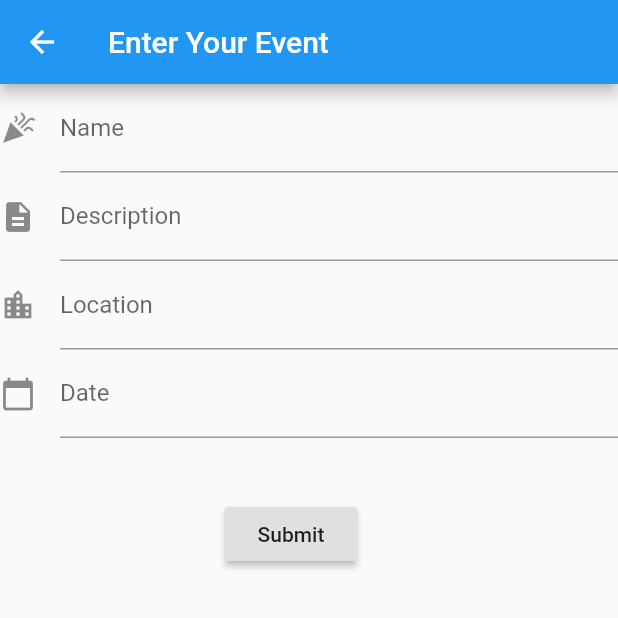
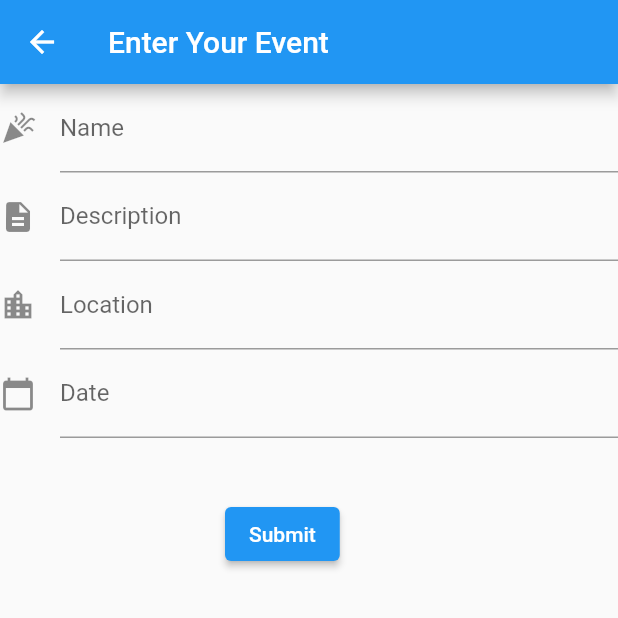
Before and after one commit to mustafasalfiti/nextactivity, a Flutter app: the screen it shows after launch, in the side drawer, after a tap on "Your Events", on a phone screen of 412 x 824 dp, the top half of it. Run offline on Flutter 3.47's test engine with Material 2 defaults, Android fonts, the phone set to English and light mode, and no system bars.

Commit message:
fix:update mydrawer

```diff
--- a/client/lib/shared/mydrawer.dart
+++ b/client/lib/shared/mydrawer.dart
@@ -128,10 +128,10 @@ class EventTemplate extends StatelessWidget {
                 labelText: 'Date',
               ),
             ),
-            new Container(
-                padding: const EdgeInsets.only(left: 150.0, top: 40.0),
-                child: new RaisedButton(
-                  child: const Text('Submit'),
+            Container(
+                padding: EdgeInsets.only(left: 150.0, top: 40.0),
+                child: ElevatedButton(
+                  child: Text('Submit'),
                   onPressed: () =>
                       showPopUp(context, 'Success', 'Your event is created!'),
                   // Navigator.pop(context), // TODO Go back after event creation
```
